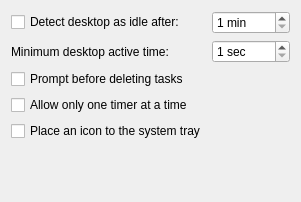
Before: the Qt Designer form src/settings/cfgbehavior.ui in KDE/ktimetracker, drawn with Qt 5.
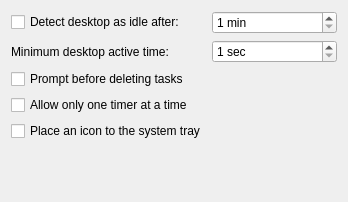
After: the same form once the commit is applied.

Commit message: Autoupdate .ui files for Qt5

What changed in the file:
```diff
--- a/src/settings/cfgbehavior.ui
+++ b/src/settings/cfgbehavior.ui
@@ -1,11 +1,11 @@
 <ui version="4.0" >
  <class>BehaviorPage</class>
- <widget class="QWidget" name="BehaviorPage" >
-  <property name="geometry" >
+ <widget class="QWidget" name="BehaviorPage">
+  <property name="geometry">
    <rect>
     <x>0</x>
     <y>0</y>
-    <width>301</width>
+    <width>348</width>
     <height>202</height>
    </rect>
   </property>
```
Left out of the diff: 64 changed lines with no effect on the pictures. The commit also changes 4 other files.
